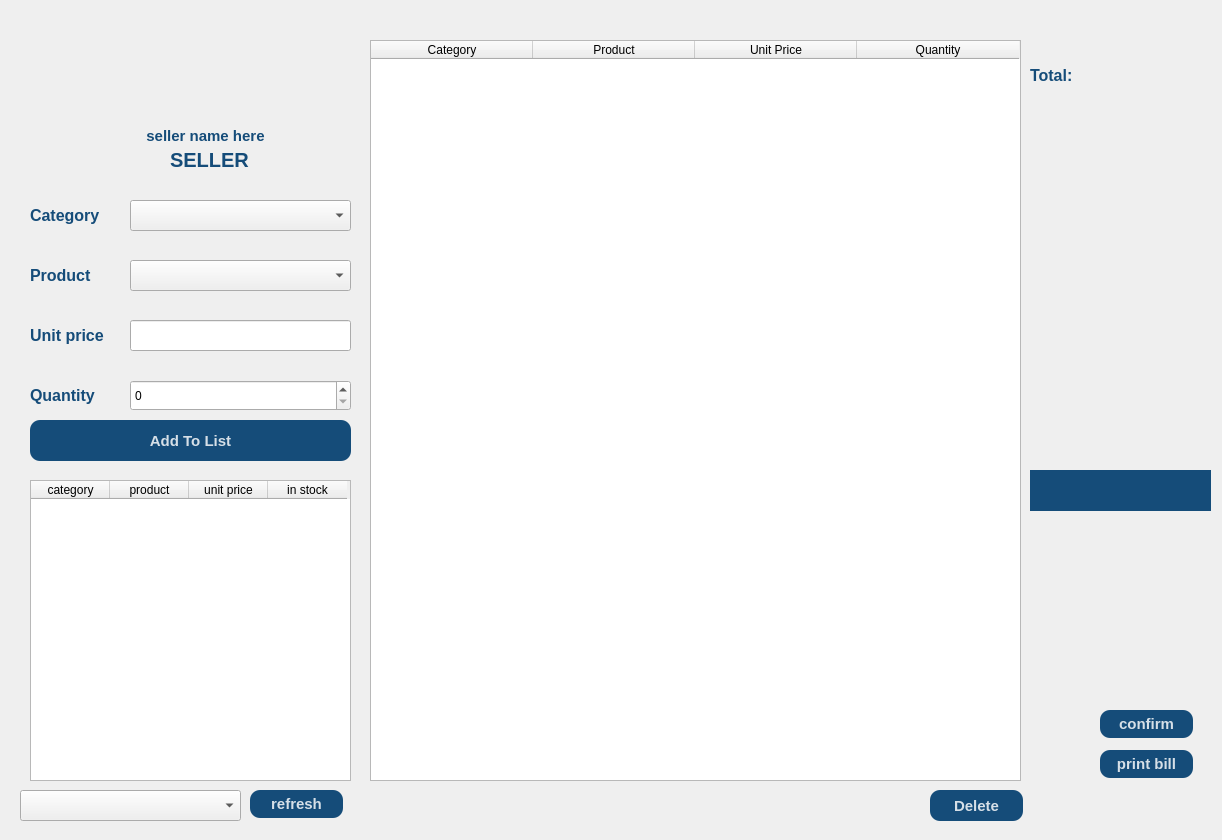
Qt form gui/seller.ui (Maher-Majdoub/supermarket_management_system) before a commit.
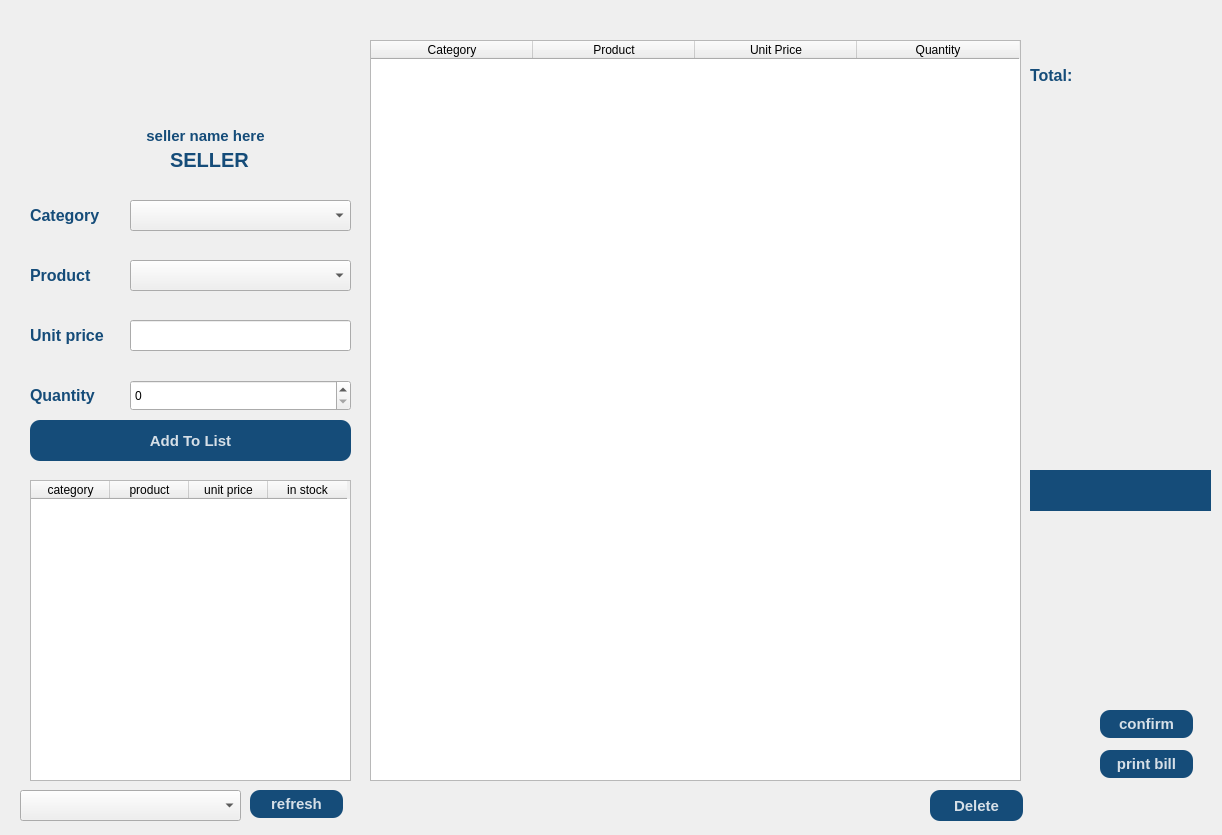
The same form after that commit. Icons and pictures are not drawn.

Patch:
```diff
--- a/gui/seller.ui
+++ b/gui/seller.ui
@@ -7,7 +7,7 @@
     <x>0</x>
     <y>0</y>
     <width>1222</width>
-    <height>840</height>
+    <height>835</height>
    </rect>
   </property>
   <property name="windowTitle">
```
